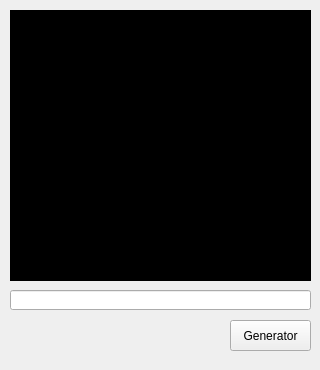
Old version of the form part1/StudyPython/qrcodeApp.ui in the repository bookchon/miniprojects.
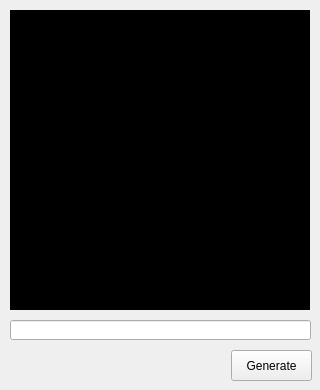
New version of the form.

Diff of the .ui file:
```diff
--- a/part1/StudyPython/qrcodeApp.ui
+++ b/part1/StudyPython/qrcodeApp.ui
@@ -7,13 +7,25 @@
     <x>0</x>
     <y>0</y>
     <width>320</width>
-    <height>370</height>
+    <height>390</height>
    </rect>
   </property>
+  <property name="sizePolicy">
+   <sizepolicy hsizetype="Fixed" vsizetype="Fixed">
+    <horstretch>0</horstretch>
+    <verstretch>0</verstretch>
+   </sizepolicy>
+  </property>
+  <property name="minimumSize">
+   <size>
+    <width>320</width>
+    <height>390</height>
+   </size>
+  </property>
   <property name="maximumSize">
    <size>
     <width>320</width>
-    <height>16777215</height>
+    <height>390</height>
    </size>
   </property>
   <property name="windowTitle">
@@ -24,8 +36,8 @@
     <rect>
      <x>10</x>
      <y>10</y>
-     <width>301</width>
-     <height>271</height>
+     <width>300</width>
+     <height>300</height>
     </rect>
    </property>
    <property name="styleSheet">
@@ -39,7 +51,7 @@
    <property name="geometry">
     <rect>
      <x>10</x>
-     <y>290</y>
+     <y>320</y>
      <width>301</width>
      <height>20</height>
     </rect>
@@ -48,14 +60,14 @@
   <widget class="QPushButton" name="btnQrGen">
    <property name="geometry">
     <rect>
-     <x>230</x>
-     <y>320</y>
+     <x>231</x>
+     <y>350</y>
      <width>81</width>
      <height>31</height>
     </rect>
    </property>
    <property name="text">
-    <string>Generator</string>
+    <string>Generate</string>
    </property>
   </widget>
  </widget>
```
Left out of the diff: 2 changed lines with no effect on the pictures.
